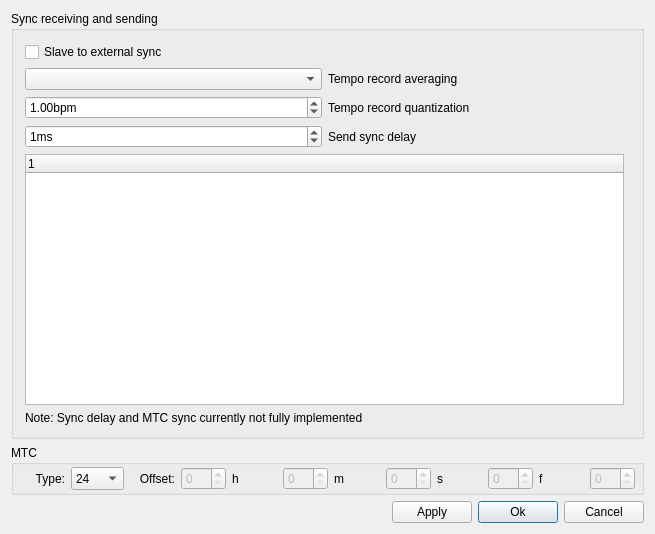
emrum/muse, file src/muse/components/midisync.ui: the form before one commit.
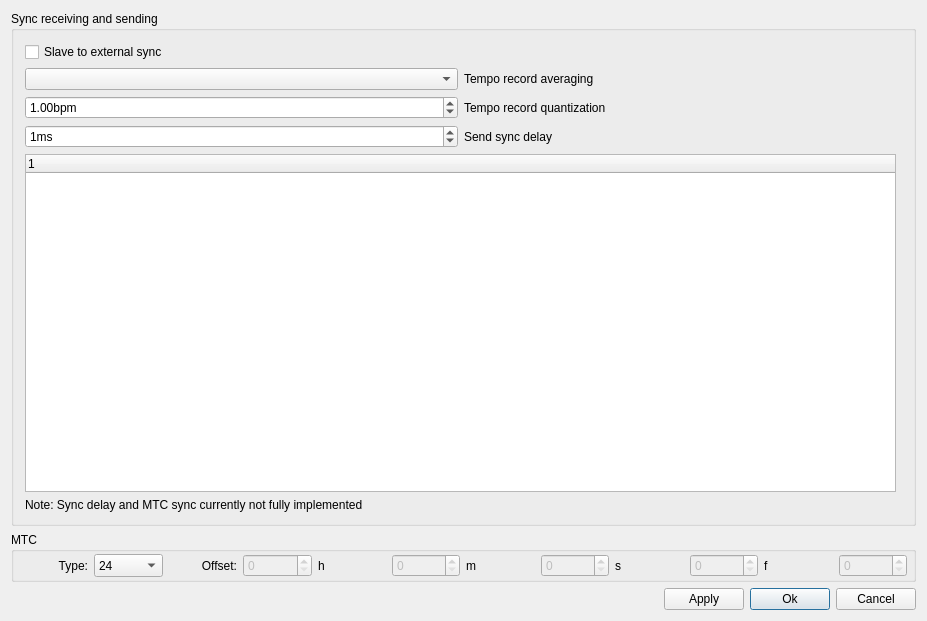
The form after the commit.

Commit message: Improve midi sync dialog UI

The edit to the form file:
```diff
--- a/src/muse/components/midisync.ui
+++ b/src/muse/components/midisync.ui
@@ -9,8 +9,8 @@
    <rect>
     <x>0</x>
     <y>0</y>
-    <width>655</width>
-    <height>534</height>
+    <width>927</width>
+    <height>621</height>
    </rect>
   </property>
   <property name="windowTitle">
```
The commit also changes 7 other files.
